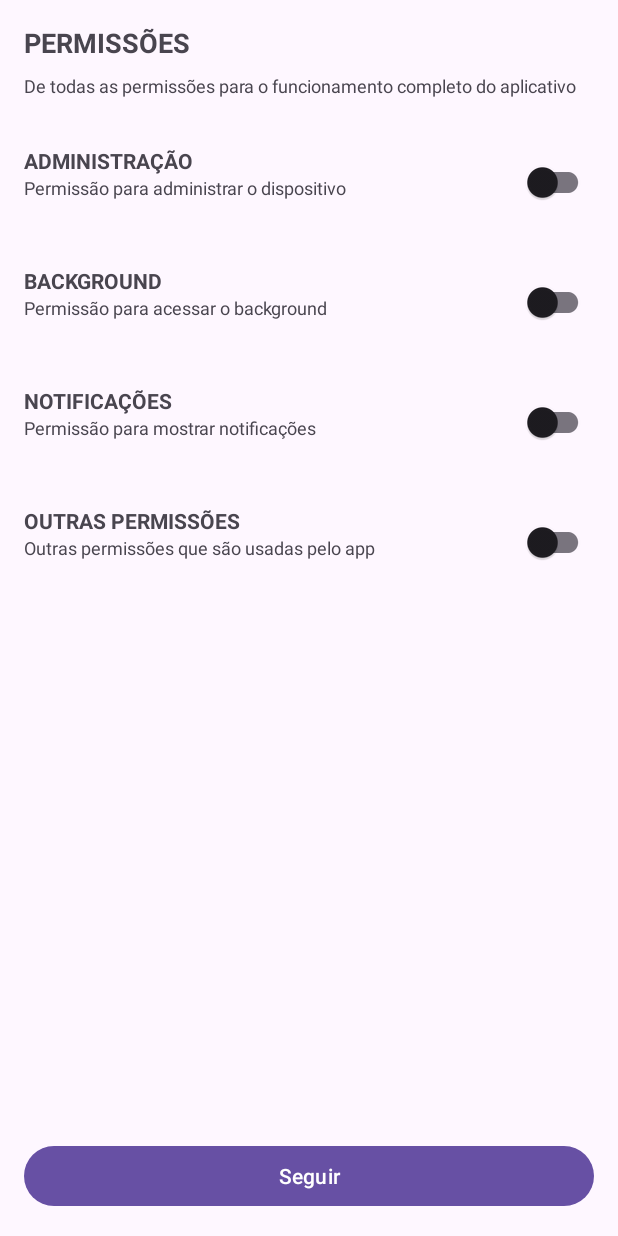
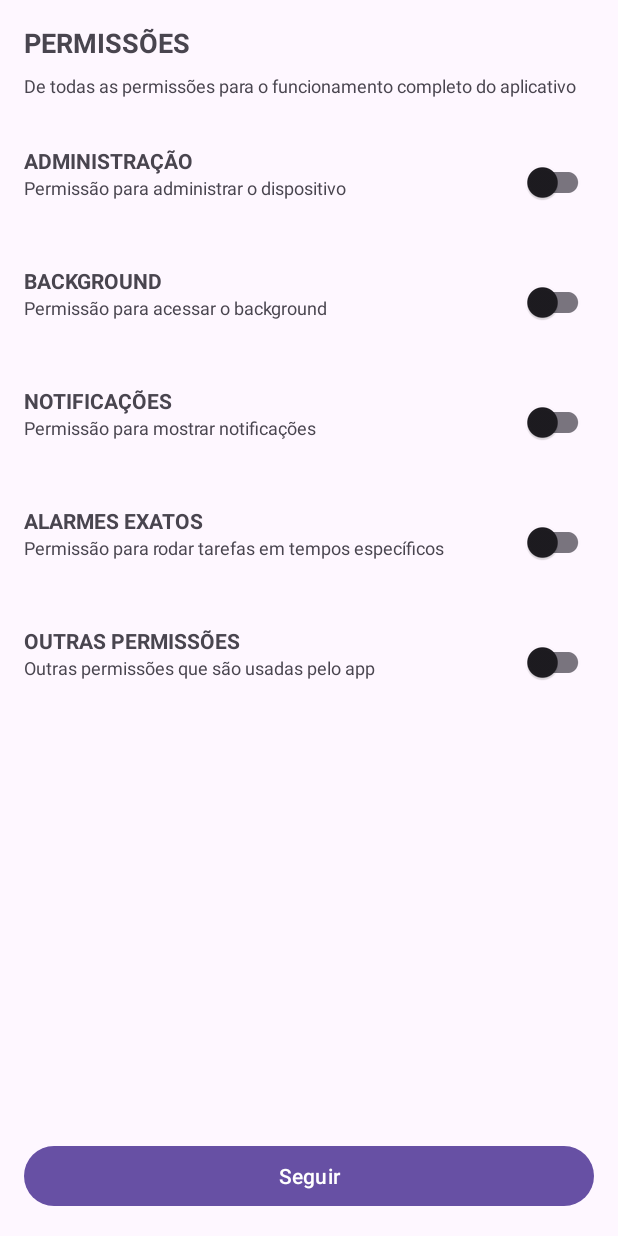
Before and after one commit to quanticheart/android-especial-permissions, an Android app: the layout activity_permissions.xml on its own in the app's theme, with its tools: preview values and no code run, on a phone screen of 412 x 824 dp. Run offline under Robolectric (Android 15) with nearby library versions, the phone set to English and light mode, and no system bars.

Commit message:
added Exact Alarm Verification

```diff
--- a/app/src/main/AndroidManifest.xml
+++ b/app/src/main/AndroidManifest.xml
@@ -34,6 +34,11 @@
     <uses-permission android:name="android.permission.BLUETOOTH_SCAN" />
     <uses-permission android:name="android.permission.BLUETOOTH_ADVERTISE" />
     <uses-permission android:name="android.permission.BLUETOOTH_CONNECT" />
+
+    <uses-permission
+        android:name="android.permission.SCHEDULE_EXACT_ALARM"
+        android:maxSdkVersion="32" />
+    <uses-permission android:name="android.permission.USE_EXACT_ALARM" />
 
     <application
         android:name=".ProjectApplication"
--- a/app/src/main/java/com/quanticheart/especialpermissions/permissions/domain/models/Permissions.kt
+++ b/app/src/main/java/com/quanticheart/especialpermissions/permissions/domain/models/Permissions.kt
@@ -5,5 +5,6 @@ data class Permissions(
     val admin: Permission = Permission(),
     val background: Permission = Permission(),
     val notification: Permission = Permission(),
+    val exactAlarm: Permission = Permission(),
     val commons: CommonPermissions = CommonPermissions()
 )
--- a/app/src/main/res/layout/activity_permissions.xml
+++ b/app/src/main/res/layout/activity_permissions.xml
@@ -242,6 +242,76 @@
         </LinearLayout>
 
         <LinearLayout
+            android:id="@+id/pExactAlarm"
+            android:layout_width="match_parent"
+            android:layout_height="wrap_content"
+            android:orientation="vertical"
+            android:visibility="gone"
+            tools:visibility="visible">
+
+            <View
+                android:layout_width="match_parent"
+                android:layout_height="32dp" />
+
+            <LinearLayout
+                android:layout_width="match_parent"
+                android:layout_height="wrap_content"
+                android:orientation="horizontal"
+                tools:ignore="DisableBaselineAlignment">
+
+                <LinearLayout
+                    android:layout_width="0dp"
+                    android:layout_height="wrap_content"
+                    android:layout_weight="1"
+                    android:orientation="vertical">
+
+                    <TextView
+                        android:layout_width="match_parent"
+                        android:layout_height="wrap_content"
+                        android:layout_gravity="center"
+                        android:text="Alarmes Exatos"
+                        android:textAllCaps="true"
+                        android:textSize="14sp"
+                        android:textStyle="bold" />
+
+                    <TextView
+                        android:layout_width="match_parent"
+                        android:layout_height="wrap_content"
+                        android:text="Permissão para rodar tarefas em tempos específicos"
+                        android:textSize="12sp" />
+
+                </LinearLayout>
+
+                <androidx.constraintlayout.widget.ConstraintLayout
+                    android:layout_width="wrap_content"
+                    android:layout_height="wrap_content">
+
+                    <androidx.appcompat.widget.SwitchCompat
+                        android:id="@+id/switchExactAlarm"
+                        android:layout_width="wrap_content"
+                        android:layout_height="wrap_content"
+                        app:layout_constraintBottom_toBottomOf="parent"
+                        app:layout_constraintLeft_toLeftOf="parent"
+                        app:layout_constraintRight_toRightOf="parent"
+                        app:layout_constraintTop_toTopOf="parent" />
+
+                    <View
+                        android:id="@+id/btnPExactAlarm"
+                        android:layout_width="0dp"
+                        android:layout_height="0dp"
+                        android:background="?attr/selectableItemBackgroundBorderless"
+                        app:layout_constraintBottom_toBottomOf="parent"
+                        app:layout_constraintLeft_toLeftOf="parent"
+                        app:layout_constraintRight_toRightOf="parent"
+                        app:layout_constraintTop_toTopOf="parent" />
+
+                </androidx.constraintlayout.widget.ConstraintLayout>
+
+            </LinearLayout>
+
+        </LinearLayout>
+
+        <LinearLayout
             android:id="@+id/pOthers"
             android:layout_width="match_parent"
             android:layout_height="wrap_content"
```
Also changed, not shown: app/src/main/java/com/quanticheart/especialpermissions/permissions/domain/helpers/Permissions.kt (+39 -31 lines), app/src/main/java/com/quanticheart/especialpermissions/permissions/domain/helpers/SystemPermission.kt (+20 -2 lines), app/src/main/java/com/quanticheart/especialpermissions/permissions/domain/useCases/PermissionsUseCase.kt (+7 -3 lines), app/src/main/java/com/quanticheart/especialpermissions/permissions/ui/PermissionsActivity.kt (+18 -1 lines).
